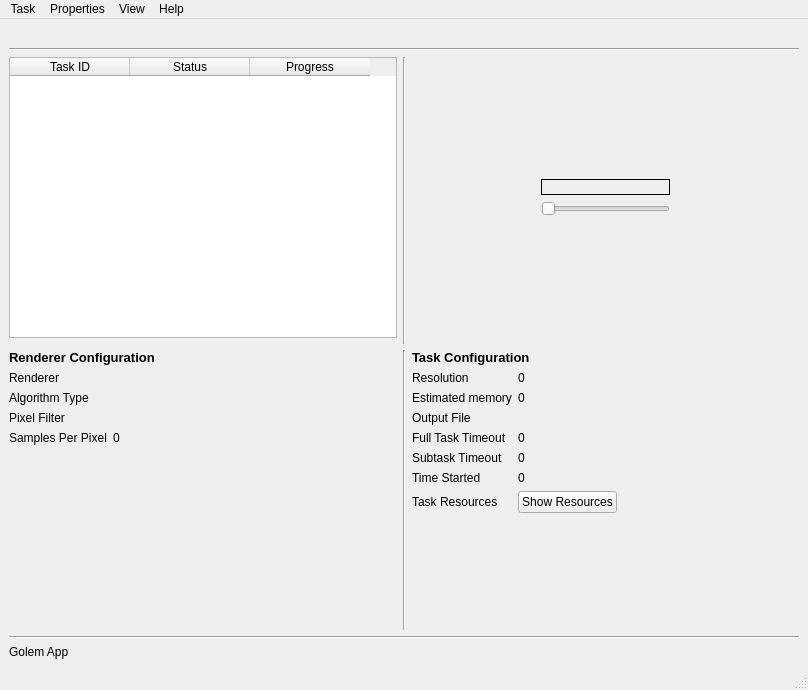
golemfactory/clay, file gnr/ui/RenderingMainWindow.ui: the form before one commit.
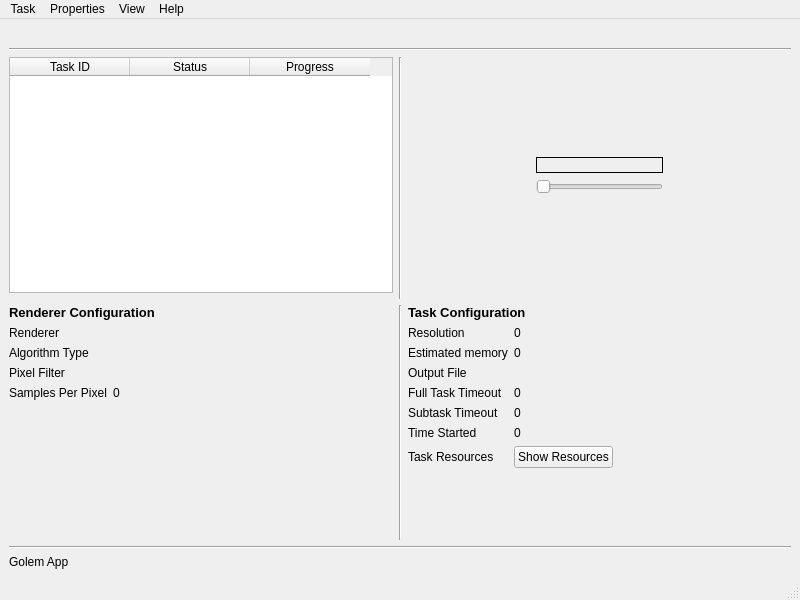
The form after the commit. Custom widgets are drawn as their Qt base class.

Commit message: new app layout

What changed in the file:
```diff
--- a/gnr/ui/RenderingMainWindow.ui
+++ b/gnr/ui/RenderingMainWindow.ui
@@ -6,20 +6,26 @@
    <rect>
     <x>0</x>
     <y>0</y>
-    <width>808</width>
-    <height>690</height>
+    <width>800</width>
+    <height>600</height>
    </rect>
   </property>
-  <property name="maximumSize">
-   <size>
-    <width>900</width>
-    <height>690</height>
-   </size>
+  <property name="sizePolicy">
+   <sizepolicy hsizetype="MinimumExpanding" vsizetype="MinimumExpanding">
+    <horstretch>0</horstretch>
+    <verstretch>0</verstretch>
+   </sizepolicy>
   </property>
   <property name="windowTitle">
    <string>Golem App</string>
   </property>
   <widget class="QWidget" name="centralwidget">
+   <property name="sizePolicy">
+    <sizepolicy hsizetype="Preferred" vsizetype="Preferred">
+     <horstretch>0</horstretch>
+     <verstretch>0</verstretch>
+    </sizepolicy>
+   </property>
    <layout class="QVBoxLayout" name="verticalLayout_2">
     <item>
      <widget class="QLabel" name="nodeNameLabel">
@@ -557,7 +563,7 @@
     <rect>
      <x>0</x>
      <y>0</y>
-     <width>808</width>
+     <width>800</width>
      <height>21</height>
     </rect>
    </property>
```
Left out of the diff: 6 changed lines with no effect on the pictures. The commit also changes 7 other files.
